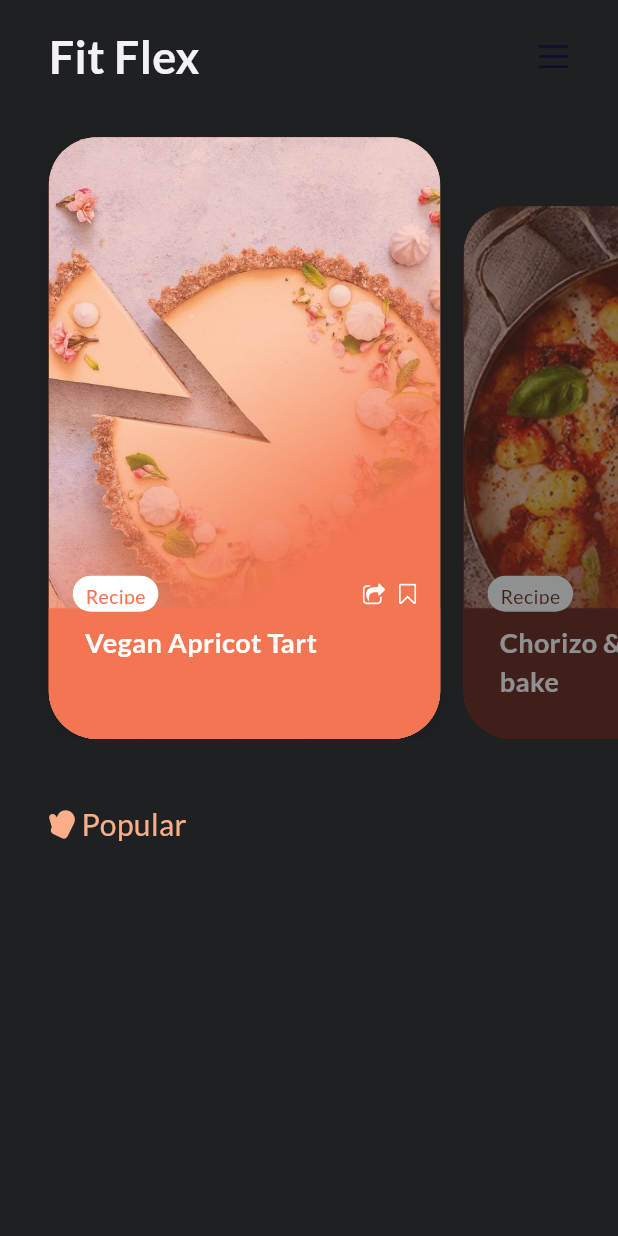
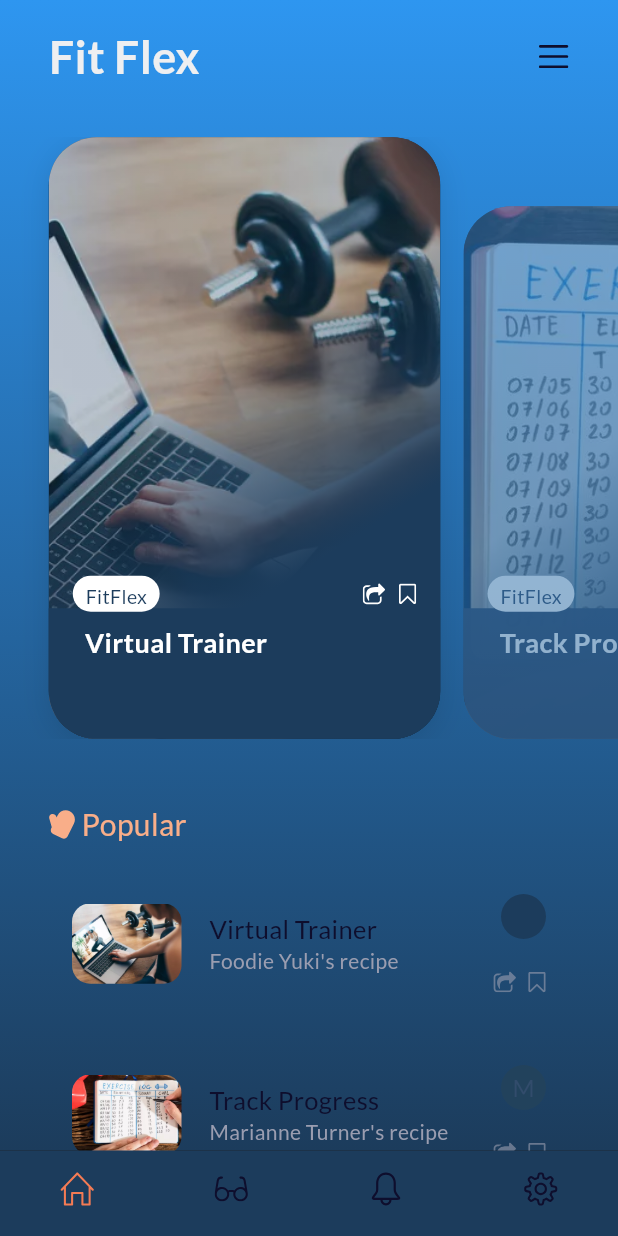
Before and after one commit to Gaurab2000/fitness_app, a Flutter app: the screen it shows after launch, on a phone screen of 412 x 824 dp. Run offline on Flutter 3.47's test engine with Material 2 defaults, Android fonts, the phone set to English and light mode, and no system bars; our stand-ins replace flutter_dotenv, flutter_riverpod, flutter_svg, google_fonts, transparent_image, velocity_x and 1 more; missing offline and left inert: chat_gpt_sdk.

Commit message:
add feature of track progress

```diff
--- a/lib/models/fitness.dart
+++ b/lib/models/fitness.dart
@@ -1,96 +1,96 @@
 import 'package:flutter/material.dart';
 
-class Recipe {
-  Recipe(
-      {this.recipeName = '',
-      this.recipeImage = '',
-      this.recipeMaker = '',
+class Fitness {
+  Fitness(
+      {this.fitnessName = '',
+      this.fitnessImage = '',
+      this.fitnessMaker = '',
       this.startColor,
       this.endColor});
 
-  String recipeName;
-  String recipeImage;
-  String recipeMaker;
+  String fitnessName;
+  String fitnessImage;
+  String fitnessMaker;
   Color? startColor;
   Color? endColor;
 }
 
-var recipes = [
-  Recipe(
-    recipeName: 'Vegan Apricot Tart',
-    recipeImage: 'img-vegan-apricot-tart.jpeg',
-    recipeMaker: 'Foodie Yuki',
-    startColor: const Color(0xFFF37552),
-    endColor: const Color(0xFFF58B5A),
+var fitnesses = [
+  Fitness(
+    fitnessName: 'Virtual Trainer',
+    fitnessImage: 'workouttutorial.png',
+    fitnessMaker: 'Foodie Yuki',
+    startColor: Color.fromARGB(255, 28, 60, 92),
+    endColor: Color.fromARGB(255, 28, 60, 92),
   ),
-  Recipe(
-    recipeName: 'Chorizo & mozzarella gnocchi bake',
-    recipeImage: 'img-gnocchi.webp',
-    recipeMaker: 'Marianne Turner',
-    startColor: const Color(0xFF621e14),
-    endColor: const Color(0xFFd13b10),
+  Fitness(
+    fitnessName: 'Track Progress',
+    fitnessImage: 'workoutlogging.jpg',
+    fitnessMaker: 'Marianne Turner',
+     startColor: const Color.fromARGB(248, 50, 76, 108),
+    endColor: const Color.fromARGB(255, 34, 66, 92),
   ),
-  Recipe(
-    recipeName: 'Easy butter chicken',
-    recipeImage: 'img-butter-chicken.webp',
-    recipeMaker: 'Jennifer Joyce',
-    startColor: const Color(0xFFe18b41),
-    endColor: const Color(0xFFc7c73d),
+ Fitness(
+   fitnessName: 'Workout Challenge',
+    fitnessImage: 'workoutchallenge.jpg',
+    fitnessMaker: 'Jennifer Joyce',
+        startColor: const Color.fromARGB(248, 50, 76, 108),
+    endColor: const Color.fromARGB(255, 34, 66, 92),
   ),
-  Recipe(
-    recipeName: 'Easy classic lasagne',
-    recipeImage: 'img-classic-lasange.webp',
-    recipeMaker: 'Angela Boggiano',
-    startColor: const Color(0xFFaf781d),
-    endColor: const Color(0xFFd6a651),
+ Fitness(
+    fitnessName: 'Easy classic lasagne',
+    fitnessImage: 'img-classic-lasange.webp',
+   fitnessMaker: 'Angela Boggiano',
+       startColor: const Color.fromARGB(248, 50, 76, 108),
+    endColor: const Color.fromARGB(255, 34, 66, 92),
   ),
-  Recipe(
-    recipeName: 'Easy teriyaki chicken',
-    recipeImage: 'img-easy-teriyaki.webp',
-    recipeMaker: 'Esther Clark',
-    startColor: const Color(0xFF9a9d9a),
-    endColor: const Color(0xFFb9b2b5),
+  Fitness(
+    fitnessName: 'Easy teriyaki chicken',
+    fitnessImage: 'img-easy-teriyaki.webp',
+    fitnessMaker: 'Esther Clark',
+        startColor: const Color.fromARGB(248, 50, 76, 108),
+    endColor: const Color.fromARGB(255, 34, 66, 92),
   ),
-  Recipe(
-    recipeName: 'Easy chocolate fudge cake',
-    recipeImage: 'img-chocolate-fudge-cake.webp',
-    recipeMaker: 'Member recipe by misskay',
-    startColor: const Color(0xFF2e0f07),
-    endColor: const Color(0xFF653424),
+  Fitness(
+    fitnessName: 'Easy chocolate fudge cake',
+    fitnessImage: 'img-chocolate-fudge-cake.webp',
+    fitnessMaker: 'Member recipe by misskay',
+       startColor: const Color.fromARGB(248, 50, 76, 108),
+    endColor: const Color.fromARGB(255, 34, 66, 92),
   ),
-  Recipe(
-    recipeName: 'One-pan spaghetti with nduja, fennel & olives',
-    recipeImage: 'img-one-pan-spaghetti.webp',
-    recipeMaker: 'Cassie Best',
-    startColor: const Color(0xFF8b1d07),
-    endColor: const Color(0xFFee882d),
+  Fitness(
+    fitnessName: 'One-pan spaghetti with nduja, fennel & olives',
+    fitnessImage: 'img-one-pan-spaghetti.webp',
+    fitnessMaker: 'Cassie Best',
+       startColor: const Color.fromARGB(248, 50, 76, 108),
+    endColor: const Color.fromARGB(255, 34, 66, 92),
   ),
-  Recipe(
-    recipeName: 'Easy pancakes',
-    recipeImage: 'img-easy-pancake.webp',
-    recipeMaker: 'Cassie Best',
-    startColor: const Color(0xFFa1783c),
-    endColor: const Color(0xFFf3dc37),
+  Fitness(
+    fitnessName: 'Easy pancakes',
+    fitnessImage: 'img-easy-pancake.webp',
+    fitnessMaker: 'Cassie Best',
+       startColor: const Color.fromARGB(248, 50, 76, 108),
+    endColor: const Color.fromARGB(255, 34, 66, 92),
   ),
-  Recipe(
-    recipeName: 'Easy chicken fajitas',
-    recipeImage: 'img-chicken-fajitas.webp',
-    recipeMaker: 'Steven Morris',
-    startColor: const Color(0xFF3e4824),
-    endColor: const Color(0xFF5da6a6),
+  Fitness(
+    fitnessName: 'Easy chicken fajitas',
+    fitnessImage: 'img-chicken-fajitas.webp',
+    fitnessMaker: 'Steven Morris',
+     startColor: const Color.fromARGB(248, 50, 76, 108),
+    endColor: const Color.fromARGB(255, 34, 66, 92),
   ),
-  Recipe(
-    recipeName: 'Easy vegetable lasagne',
-    recipeImage: 'img-easy-vegetable-lasagne.webp',
-    recipeMaker: 'Emma Lewis',
-    startColor: const Color(0xFF914322),
-    endColor: const Color(0xFFbf802f),
+ Fitness(
+    fitnessName: 'Easy vegetable lasagne',
+    fitnessImage: 'img-easy-vegetable-lasagne.webp',
+    fitnessMaker: 'Emma Lewis',
+     startColor: const Color.fromARGB(248, 50, 76, 108),
+    endColor: const Color.fromARGB(255, 34, 66, 92),
   ),
-  Recipe(
-    recipeName: 'Thai fried prawn & pineapple rice',
-    recipeImage: 'img-thai-fried-prawn.webp',
-    recipeMaker: 'Good Food Team',
-    startColor: const Color(0xFF5b8e38),
-    endColor: const Color(0xFF94bf77),
+  Fitness(
+    fitnessName: 'Thai fried prawn & pineapple rice',
+    fitnessImage: 'img-thai-fried-prawn.webp',
+    fitnessMaker: 'Good Food Team',
+        startColor: const Color.fromARGB(248, 50, 76, 108),
+    endColor: const Color.fromARGB(255, 34, 66, 92),
   ),
 ];
--- a/lib/screens/homepage.dart
+++ b/lib/screens/homepage.dart
@@ -1,3 +1,5 @@
+import 'package:fitness_app/widgets/bottom_navigation_bar.dart';
+import 'package:fitness_app/widgets/popular_recipe_list.dart';
 import 'package:flutter/material.dart';
 import 'package:flutter_svg/svg.dart';
 // import 'package:recipesapp/components/my_bottom_navigation_bar.dart';
@@ -15,8 +17,18 @@ class _HomeSreenState extends State<HomeSreen> {
   @override
   Widget build(BuildContext context) {
     return Scaffold(
-      backgroundColor: Color.fromARGB(255, 31, 32, 33),
-      body: SafeArea(
+     body: Container(
+        decoration: const BoxDecoration(
+          gradient: LinearGradient(
+            begin: Alignment.topCenter,
+            end: Alignment.bottomCenter,
+            colors: [
+              Color.fromARGB(255, 46, 150, 240),
+              Color.fromARGB(255, 28, 60, 92),
+            ],
+          ),
+        ),
+      child: SafeArea(
         child: ListView(
           primary: true,
           children: [
@@ -33,7 +45,7 @@ class _HomeSreenState extends State<HomeSreen> {
                     style: TextStyle(
                       fontSize: 30,
                       fontWeight: FontWeight.w600,
-                      color: Color.fromARGB(255, 242, 242, 245),
+                      color: Color.fromARGB(255, 238, 239, 241),
                     ),
                   ),
                   SizedBox(
@@ -73,11 +85,13 @@ class _HomeSreenState extends State<HomeSreen> {
             const SizedBox(
               height: 16,
             ),
-           // const PopularRecipeList(),
+           const PopularRecipeList(),
           ],
         ),
       ),
-     // bottomNavigationBar: const MyBottomNavigationBar(),
+        ),
+         bottomNavigationBar: const MyBottomNavigationBar(),
     );
   }
+
 }
--- /dev/null
+++ b/lib/screens/workoutchallenge.dart
@@ -0,0 +1,71 @@
+import 'package:flutter/material.dart';
+
+class WorkoutChallengePage extends StatefulWidget {
+  @override
+  _WorkoutChallengePageState createState() => _WorkoutChallengePageState();
+}
+
+class _WorkoutChallengePageState extends State<WorkoutChallengePage> {
+  int _currentChallenge = 1;
+
+  void _nextChallenge() {
+    setState(() {
+      _currentChallenge++;
+    });
+  }
+
+  void _prevChallenge() {
+    setState(() {
+      if (_currentChallenge > 1) {
+        _currentChallenge--;
+      }
+    });
+  }
+
+  @override
+  Widget build(BuildContext context) {
+    return Scaffold(
+      appBar: AppBar(
+        title: Text('Workout Challenge'),
+      ),
+      body: Center(
+        child: Column(
+          mainAxisAlignment: MainAxisAlignment.center,
+          children: [
+            Text(
+              'Challenge $_currentChallenge',
+              style: TextStyle(fontSize: 24),
+            ),
+            SizedBox(height: 20),
+            Text(
+              'Challenge description goes here.',
+              style: TextStyle(fontSize: 18),
+              textAlign: TextAlign.center,
+            ),
+            SizedBox(height: 20),
+            Row(
+              mainAxisAlignment: MainAxisAlignment.center,
+              children: [
+                ElevatedButton(
+                  onPressed: _prevChallenge,
+                  child: Icon(Icons.arrow_back),
+                ),
+                SizedBox(width: 20),
+                ElevatedButton(
+                  onPressed: _nextChallenge,
+                  child: Icon(Icons.arrow_forward),
+                ),
+              ],
+            ),
+          ],
+        ),
+      ),
+    );
+  }
+}
+
+void main() {
+  runApp(MaterialApp(
+    home: WorkoutChallengePage(),
+  ));
+}
--- /dev/null
+++ b/lib/widgets/bottom_navigation_bar.dart
@@ -0,0 +1,75 @@
+import 'package:flutter/material.dart';
+import 'package:flutter_svg/flutter_svg.dart';
+
+class MyBottomNavigationBar extends StatefulWidget {
+  const MyBottomNavigationBar({Key? key}) : super(key: key);
+
+  @override
+  State<MyBottomNavigationBar> createState() => _MyBottomNavigationBarState();
+}
+
+class _MyBottomNavigationBarState extends State<MyBottomNavigationBar> {
+  int _selectedIndex = 0;
+
+  void _onItemTapped(int index) {
+    setState(() {
+      _selectedIndex = index;
+    });
+  }
+
+  @override
+  Widget build(BuildContext context) {
+    return BottomNavigationBar(
+      items: <BottomNavigationBarItem>[
+        BottomNavigationBarItem(
+          icon: _selectedIndex == 0
+              ? SvgPicture.asset(
+                  'assets/svg/icon-home-selected.svg',
+                )
+              : SvgPicture.asset(
+                  'assets/svg/icon-home.svg',
+                ),
+          label: 'Home',
+        ),
+        BottomNavigationBarItem(
+          icon: _selectedIndex == 1
+              ? SvgPicture.asset(
+                  'assets/svg/icon-search-selected.svg',
+                )
+              : SvgPicture.asset(
+                  'assets/svg/icon-search.svg',
+                ),
+          label: 'Search',
+        ),
+        BottomNavigationBarItem(
+          icon: _selectedIndex == 2
+              ? SvgPicture.asset(
+                  'assets/svg/icon-notification-selected.svg',
+                )
+              : SvgPicture.asset(
+                  'assets/svg/icon-notification.svg',
+                ),
+          label: 'Notification',
+        ),
+        BottomNavigationBarItem(
+          icon: _selectedIndex == 3
+              ? SvgPicture.asset(
+                  'assets/svg/icon-settings-selected.svg',
+                )
+              : SvgPicture.asset(
+                  'assets/svg/icon-settings.svg',
+                ),
+          label: 'Settings',
+        ),
+      ],
+      currentIndex: _selectedIndex,
+      selectedItemColor: const Color(0xFFF6925C),
+      onTap: _onItemTapped,
+      backgroundColor:  Color.fromARGB(255, 28, 60, 92),
+      elevation: 0,
+      showSelectedLabels: false,
+      showUnselectedLabels: false,
+      type: BottomNavigationBarType.fixed,
+    );
+  }
+}
--- a/lib/widgets/pageview_workout_list.dart
+++ b/lib/widgets/pageview_workout_list.dart
@@ -1,3 +1,4 @@
+import 'package:fitness_app/screens/workoutchallenge.dart';
 import 'package:flutter/material.dart';
 import 'package:fitness_app/widgets/recipe_card.dart';
 import 'package:fitness_app/models/fitness.dart';
@@ -21,7 +22,7 @@ class _PageViewRecipeListState extends State<PageViewRecipeList> {
       child: PageView.builder(
         padEnds: false,
         controller: pageController,
-        itemCount: recipes.length,
+        itemCount: fitnesses.length,
         physics: const BouncingScrollPhysics(),
         itemBuilder: (context, index) {
           bool active = index == currentPage;
@@ -44,7 +45,7 @@ class _PageViewRecipeListState extends State<PageViewRecipeList> {
           case 2:
            Navigator.push(
                     context,
-                    MaterialPageRoute(builder: (context) => TabsScreen()),);
+                    MaterialPageRoute(builder: (context) => WorkoutChallengePage()),);
             break;
           // Add more cases for additional screens
         }
@@ -52,7 +53,7 @@ class _PageViewRecipeListState extends State<PageViewRecipeList> {
               child: RecipeCard(
                 active: active,
                 index: index,
-                recipe: recipes[index],
+                fitness: fitnesses[index],
               ),
             ),
           );
--- /dev/null
+++ b/lib/widgets/popular_recipe_list.dart
@@ -0,0 +1,112 @@
+import 'package:flutter/material.dart';
+import 'package:flutter_svg/svg.dart';
+import 'package:fitness_app/models/fitness.dart';
+
+class PopularRecipeList extends StatefulWidget {
+  const PopularRecipeList({Key? key}) : super(key: key);
+
+  @override
+  State<PopularRecipeList> createState() => _PopularRecipeListState();
+}
+
+class _PopularRecipeListState extends State<PopularRecipeList> {
+  @override
+  Widget build(BuildContext context) {
+    return Padding(
+      padding: const EdgeInsets.symmetric(horizontal: 32),
+      child: ListView.builder(
+        physics: const NeverScrollableScrollPhysics(),
+        itemCount: fitnesses.length,
+        shrinkWrap: true,
+        itemBuilder: (context, index) {
+          return Container(
+            height: 98,
+            margin: const EdgeInsets.only(bottom: 16),
+            padding: const EdgeInsets.all(16),
+            decoration: BoxDecoration(
+                borderRadius: BorderRadius.circular(14),
+                color: Colors.transparent),
+            child: Row(
+              mainAxisAlignment: MainAxisAlignment.spaceBetween,
+              children: [
+                Expanded(
+                  child: Row(
+                    children: [
+                      Container(
+                        height: 53.43,
+                        width: 73,
+                        decoration: BoxDecoration(
+                          borderRadius: BorderRadius.circular(12),
+                          image: DecorationImage(
+                            fit: BoxFit.cover,
+                            image: AssetImage(
+                              'assets/images/${fitnesses[index].fitnessImage}',
+                            ),
+                          ),
+                        ),
+                      ),
+                      const SizedBox(
+                        width: 18.56,
+                      ),
+                      Expanded(
+                        child: Column(
+                          crossAxisAlignment: CrossAxisAlignment.start,
+                          mainAxisAlignment: MainAxisAlignment.center,
+                          children: [
+                            Text(
+                              fitnesses[index].fitnessName,
+                              overflow: TextOverflow.ellipsis,
+                              maxLines: 1,
+                              style: const TextStyle(
+                                fontSize: 17,
+                                fontWeight: FontWeight.w500,
+                                color: Color(0xFF0E0E2D),
+                              ),
+                            ),
+                            Text(
+                              '${fitnesses[index].fitnessMaker}\'s recipe',
+                              overflow: TextOverflow.ellipsis,
+                              maxLines: 1,
+                              style: const TextStyle(
+                                fontSize: 14,
+                                color: Color(0xFF9A9DB0),
+                              ),
+                            )
+                          ],
+                        ),
+                      )
+                    ],
+                  ),
+                ),
+                Column(
+                  mainAxisAlignment: MainAxisAlignment.center,
+                  crossAxisAlignment: CrossAxisAlignment.end,
+                  children: [
+                    CircleAvatar(
+                      radius: 15,
+                      child: Text(
+                        fitnesses[index].fitnessMaker[0],
+                        style: TextStyle(color: fitnesses[index].startColor),
+                      ),
+                      backgroundColor: fitnesses[index].endColor,
+                    ),
+                    const Spacer(),
+                    Row(
+                      children: [
+                        SvgPicture.asset('assets/svg/icon-share-grey.svg'),
+                        const SizedBox(
+                          width: 7.65,
+                        ),
+                        SvgPicture.asset('assets/svg/icon-bookmark-grey.svg'),
+                      ],
+                    ),
+                  ],
+                )
+              ],
+            ),
+          );
+        },
+      ),
+    );
+  }
+}
--- a/lib/widgets/recipe_card.dart
+++ b/lib/widgets/recipe_card.dart
@@ -3,12 +3,12 @@ import 'package:flutter_svg/svg.dart';
 import 'package:fitness_app/models/fitness.dart';
 
 class RecipeCard extends StatelessWidget {
-  const RecipeCard({Key? key, this.active, this.index, this.recipe})
+  const RecipeCard({Key? key, this.active, this.index, this.fitness})
       : super(key: key);
 
   final bool? active;
   final int? index;
-  final Recipe? recipe;
+  final Fitness? fitness;
 
   @override
   Widget build(BuildContext context) {
@@ -27,7 +27,7 @@ class RecipeCard extends StatelessWidget {
       ),
       decoration: BoxDecoration(
         borderRadius: BorderRadius.circular(32),
-        color: recipe!.startColor!,
+        color: fitness!.startColor!,
         boxShadow: [
           BoxShadow(
             color: Colors.black87.withOpacity(0.1),
@@ -37,7 +37,7 @@ class RecipeCard extends StatelessWidget {
         ],
         image: DecorationImage(
           fit: BoxFit.cover,
-          image: AssetImage('assets/images/${recipe!.recipeImage}'),
+          image: AssetImage('assets/images/${fitness!.fitnessImage}'),
         ),
       ),
       child: Stack(
@@ -47,8 +47,8 @@ class RecipeCard extends StatelessWidget {
                 borderRadius: BorderRadius.circular(32),
                 gradient: LinearGradient(
                     colors: [
-                      recipe!.startColor!,
-                      recipe!.endColor!.withOpacity(0.3),
+                      fitness!.startColor!,
+                      fitness!.endColor!.withOpacity(0.3),
                     ],
                     begin: Alignment.bottomRight,
                     end: Alignment.topLeft,
@@ -67,13 +67,13 @@ class RecipeCard extends StatelessWidget {
               ),
               height: 87,
               decoration: BoxDecoration(
-                  color: recipe!.startColor,
+                  color: fitness!.startColor,
                   borderRadius: const BorderRadius.only(
                     bottomLeft: Radius.circular(32),
                     bottomRight: Radius.circular(32),
                   )),
               child: Text(
-                recipe!.recipeName,
+                fitness!.fitnessName,
                 overflow: TextOverflow.ellipsis,
                 maxLines: 2,
                 style: const TextStyle(
@@ -104,10 +104,10 @@ class RecipeCard extends StatelessWidget {
                       color: Colors.white,
                     ),
                     child: Text(
-                      'Recipe',
+                      'FitFlex',
                       style: TextStyle(
                         fontSize: 13,
-                        color: recipe!.startColor,
+                        color: fitness!.startColor,
                       ),
                     ),
                   ),
```
Also changed, not shown: assets/images/workoutchallenge.jpg (added), assets/images/workoutlogging.jpg (added), assets/images/workouttutorial.png (added).
